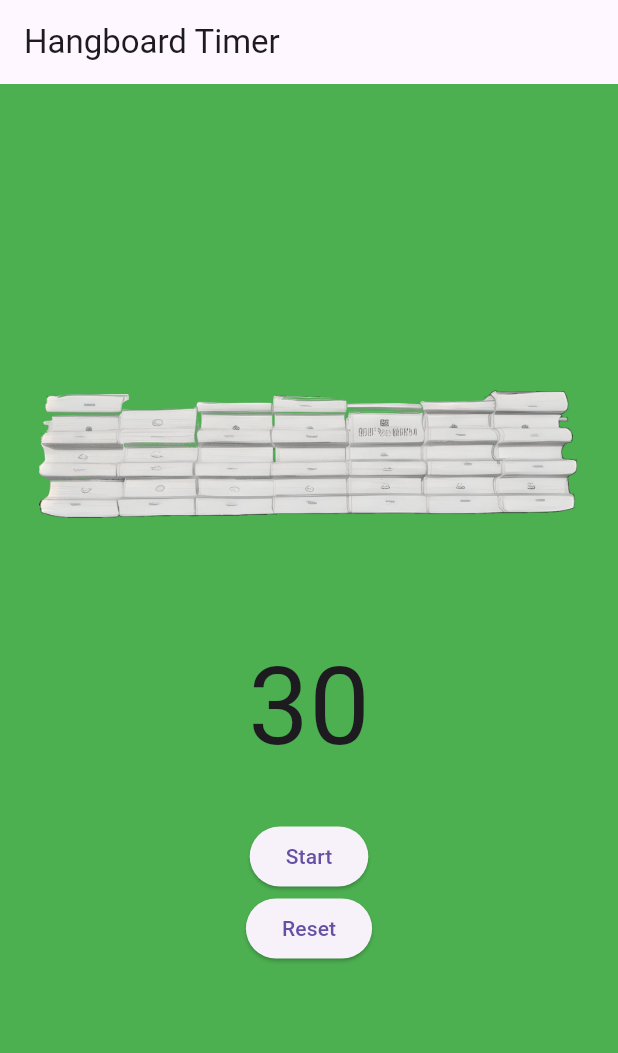
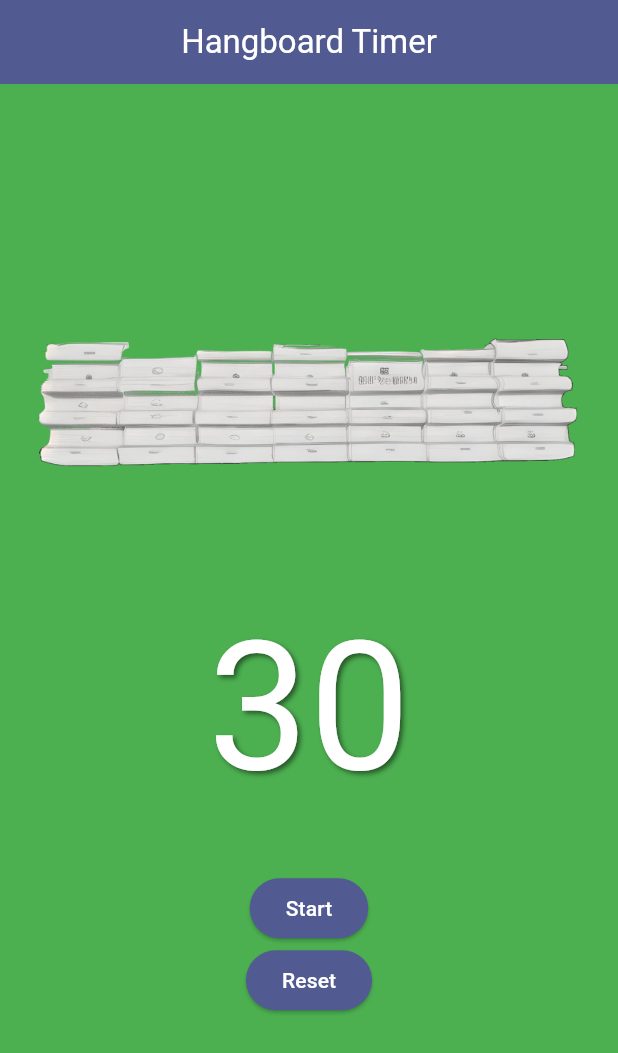
Before and after one commit to raul-sauco/hangboard-timer, a Flutter app: the screen it shows after launch, on a phone screen of 412 x 824 dp. Shown: the top 1053 px of the screen. Run offline on Flutter 3.47's test engine with Material 3 defaults, Android fonts, the phone set to English and light mode, and no system bars; our stand-ins replace flutter_bloc, freezed_annotation.

Commit message:
Update theme data

```diff
--- a/lib/hangboard_timer.dart
+++ b/lib/hangboard_timer.dart
@@ -10,12 +10,12 @@ class HangboardTimer extends StatelessWidget {
     final bloc = context.read<TimerBloc>();
 
     return Scaffold(
-      appBar: AppBar(title: const Text('Hangboard Timer')),
+      appBar: AppBar(title: const Text('Hangboard Timer'), centerTitle: true),
       body: BlocBuilder<TimerBloc, TimerState>(
         builder: (context, state) {
           return Stack(
             children: [
-              Container(color: Colors.red),
+              Container(color: Colors.red[900]),
               Align(
                 alignment: Alignment.centerRight,
                 child: FractionallySizedBox(
@@ -41,7 +41,17 @@ class HangboardTimer extends StatelessWidget {
                     const SizedBox(height: 48),
                     Text(
                       '${state.secondsLeft}',
-                      style: const TextStyle(fontSize: 72),
+                      style: TextStyle(
+                        fontSize: 120,
+                        color: Colors.white,
+                        shadows: [
+                          Shadow(
+                            offset: Offset(2, 2),
+                            blurRadius: 4,
+                            color: Colors.black.withValues(alpha: 0.5),
+                          ),
+                        ],
+                      ),
                     ),
                     const SizedBox(height: 24),
                     switch (state) {
--- a/lib/main.dart
+++ b/lib/main.dart
@@ -10,11 +10,29 @@ void main() {
 
 class HangboardApp extends StatelessWidget {
   const HangboardApp({super.key});
+  final Color primary = Colors.indigo;
 
   @override
   Widget build(BuildContext context) {
+    final ColorScheme colorScheme = ColorScheme.fromSeed(seedColor: primary);
+
     return MaterialApp(
       title: 'Hangboard Timer',
+      theme: ThemeData(
+        colorScheme: colorScheme,
+        useMaterial3: true, // optional, for Material 3
+        appBarTheme: AppBarTheme(
+          backgroundColor: colorScheme.primary,
+          foregroundColor: colorScheme.onPrimary,
+          centerTitle: true,
+        ),
+        elevatedButtonTheme: ElevatedButtonThemeData(
+          style: ElevatedButton.styleFrom(
+            backgroundColor: colorScheme.primary,
+            foregroundColor: colorScheme.onPrimary,
+          ),
+        ),
+      ),
       home: BlocProvider(
         create: (_) => TimerBloc(),
         child: const HangboardTimer(),
--- a/lib/timer/bloc.dart
+++ b/lib/timer/bloc.dart
@@ -9,7 +9,7 @@ part 'bloc.freezed.dart';
 class TimerBloc extends Bloc<TimerEvent, TimerState> {
   static const int _initialDuration = 30000;
 
-  /// The time ellapsed between ticks in miliseconds.
+  /// The time elapsed between ticks in milliseconds.
   static const int _tickerInterval = 100;
   Timer? _ticker;
 
```
